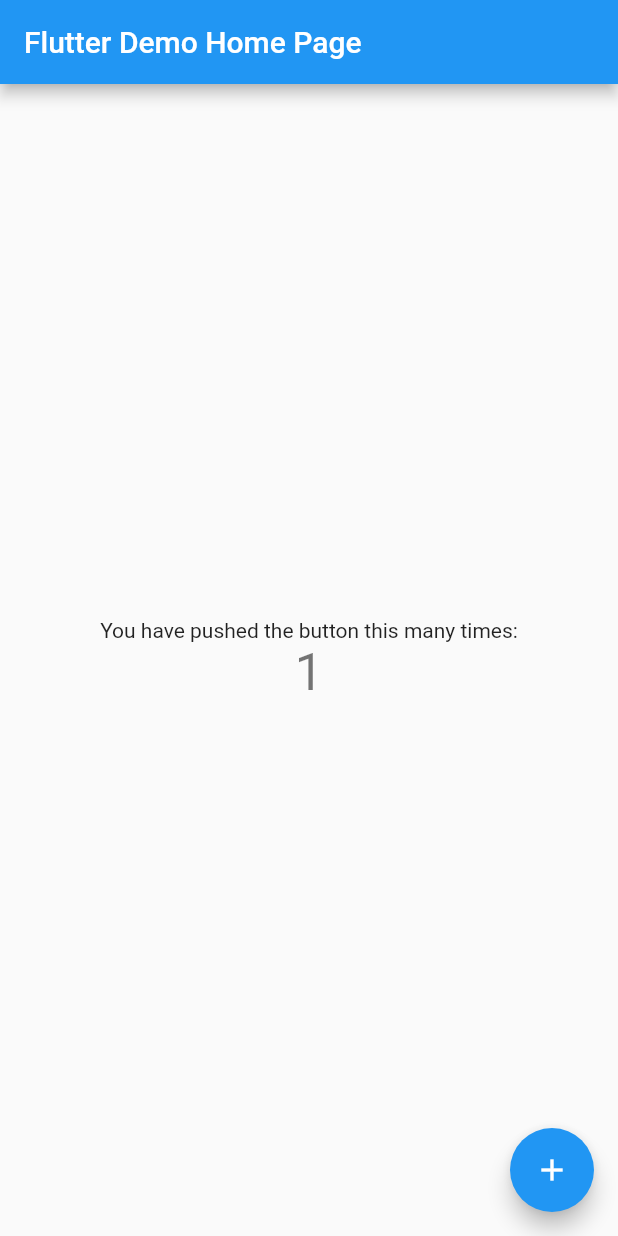
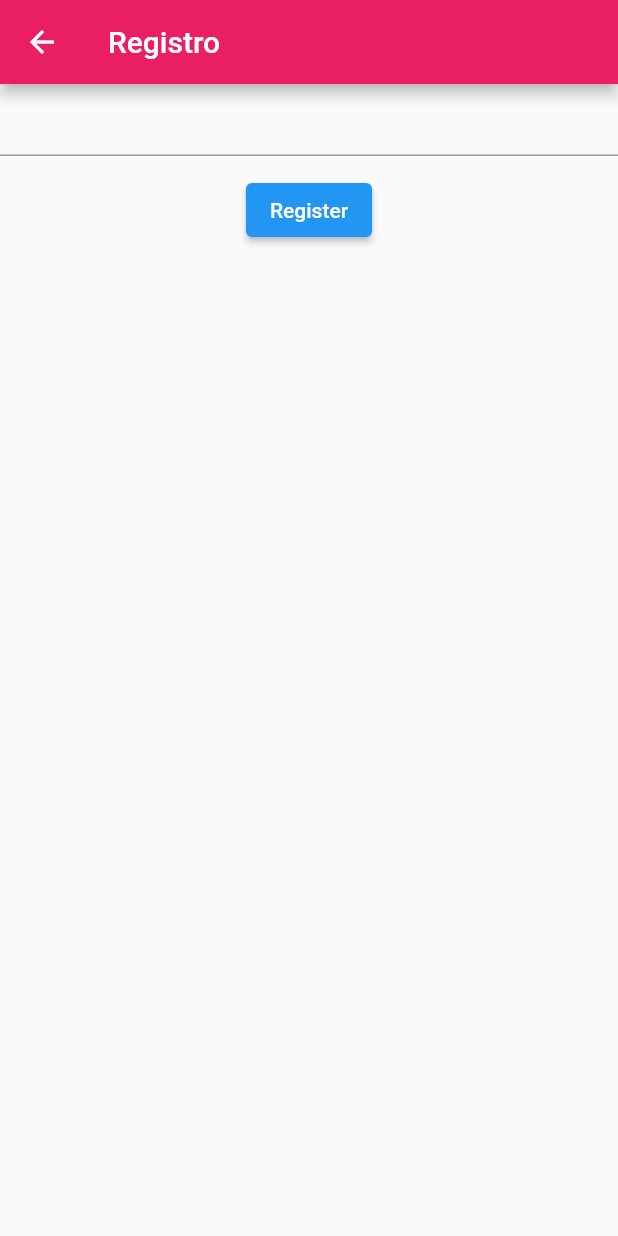
Before and after one commit to soniaja19/codigo_states2, a Flutter app: the screen it shows after launch, after a tap on the "add" icon, on a phone screen of 412 x 824 dp. Run offline on Flutter 3.47's test engine with Material 2 defaults, Android fonts, the phone set to English and light mode, and no system bars.

Commit message:
Elementos base para iniciar

```diff
--- a/lib/main.dart
+++ b/lib/main.dart
@@ -1,3 +1,4 @@
+import 'package:codigo_states2/pages/home_page.dart';
 import 'package:flutter/material.dart';
 
 void main() {
@@ -7,109 +8,11 @@ void main() {
 class MyApp extends StatelessWidget {
   const MyApp({super.key});
 
-  // This widget is the root of your application.
   @override
   Widget build(BuildContext context) {
-    return MaterialApp(
-      title: 'Flutter Demo',
-      theme: ThemeData(
-        // This is the theme of your application.
-        //
-        // Try running your application with "flutter run". You'll see the
-        // application has a blue toolbar. Then, without quitting the app, try
-        // changing the primarySwatch below to Colors.green and then invoke
-        // "hot reload" (press "r" in the console where you ran "flutter run",
-        // or simply save your changes to "hot reload" in a Flutter IDE).
-        // Notice that the counter didn't reset back to zero; the application
-        // is not restarted.
-        primarySwatch: Colors.blue,
-      ),
-      home: const MyHomePage(title: 'Flutter Demo Home Page'),
+    return const MaterialApp(
+      title: "States App",
+      home: HomePage(),
     );
   }
 }
-
-class MyHomePage extends StatefulWidget {
-  const MyHomePage({super.key, required this.title});
-
-  // This widget is the home page of your application. It is stateful, meaning
-  // that it has a State object (defined below) that contains fields that affect
-  // how it looks.
-
-  // This class is the configuration for the state. It holds the values (in this
-  // case the title) provided by the parent (in this case the App widget) and
-  // used by the build method of the State. Fields in a Widget subclass are
-  // always marked "final".
-
-  final String title;
-
-  @override
-  State<MyHomePage> createState() => _MyHomePageState();
-}
-
-class _MyHomePageState extends State<MyHomePage> {
-  int _counter = 0;
-
-  void _incrementCounter() {
-    setState(() {
-      // This call to setState tells the Flutter framework that something has
-      // changed in this State, which causes it to rerun the build method below
-      // so that the display can reflect the updated values. If we changed
-      // _counter without calling setState(), then the build method would not be
-      // called again, and so nothing would appear to happen.
-      _counter++;
-    });
-  }
-
-  @override
-  Widget build(BuildContext context) {
-    // This method is rerun every time setState is called, for instance as done
-    // by the _incrementCounter method above.
-    //
-    // The Flutter framework has been optimized to make rerunning build methods
-    // fast, so that you can just rebuild anything that needs updating rather
-    // than having to individually change instances of widgets.
-    return Scaffold(
-      appBar: AppBar(
-        // Here we take the value from the MyHomePage object that was created by
-        // the App.build method, and use it to set our appbar title.
-        title: Text(widget.title),
-      ),
-      body: Center(
-        // Center is a layout widget. It takes a single child and positions it
-        // in the middle of the parent.
-        child: Column(
-          // Column is also a layout widget. It takes a list of children and
-          // arranges them vertically. By default, it sizes itself to fit its
-          // children horizontally, and tries to be as tall as its parent.
-          //
-          // Invoke "debug painting" (press "p" in the console, choose the
-          // "Toggle Debug Paint" action from the Flutter Inspector in Android
-          // Studio, or the "Toggle Debug Paint" command in Visual Studio Code)
-          // to see the wireframe for each widget.
-          //
-          // Column has various properties to control how it sizes itself and
-          // how it positions its children. Here we use mainAxisAlignment to
-          // center the children vertically; the main axis here is the vertical
-          // axis because Columns are vertical (the cross axis would be
-          // horizontal).
-          mainAxisAlignment: MainAxisAlignment.center,
-          children: <Widget>[
-            const Text(
-              'You have pushed the button this many times:',
-            ),
-            Text(
-              '$_counter',
-              style: Theme.of(context).textTheme.headline4,
-            ),
-          ],
-        ),
-      ),
-      floatingActionButton: FloatingActionButton(
-        onPressed: _incrementCounter,
-        tooltip: 'Increment',
-        child: const Icon(Icons.add),
-      ), // This trailing comma makes auto-formatting nicer for build methods.
-    );
-  }
-}
--- /dev/null
+++ b/lib/pages/home_page.dart
@@ -0,0 +1,35 @@
+import 'package:codigo_states2/pages/register_page.dart';
+import 'package:flutter/material.dart';
+
+class HomePage extends StatelessWidget {
+  const HomePage({super.key});
+
+  @override
+  Widget build(BuildContext context) {
+    return Scaffold(
+      appBar: AppBar(
+        backgroundColor: Colors.indigo,
+        title: const Text("Listado de items"),
+      ),
+      floatingActionButton: FloatingActionButton(
+        onPressed: () {
+          Navigator.push(context,
+              MaterialPageRoute(builder: (context) => const RegisterPage()));
+        },
+        child: const Icon(Icons.add),
+      ),
+      body: ListView(
+        children: const [
+          ListTile(
+            title: Text("Nombre del item"),
+            subtitle: Text("Descripciòn del item"),
+          ),
+          ListTile(
+            title: Text("Nombre del item"),
+            subtitle: Text("Descripciòn del item"),
+          ),
+        ],
+      ),
+    );
+  }
+}
--- /dev/null
+++ b/lib/pages/register_page.dart
@@ -0,0 +1,27 @@
+import 'package:flutter/material.dart';
+
+class RegisterPage extends StatelessWidget {
+  const RegisterPage({super.key});
+
+  @override
+  Widget build(BuildContext context) {
+    return Scaffold(
+      appBar: AppBar(
+        backgroundColor: Colors.pink,
+        title: const Text("Registro"),
+      ),
+      body: Column(
+        children: [
+          const TextField(),
+          const SizedBox(
+            height: 12.0,
+          ),
+          ElevatedButton(
+            onPressed: () {},
+            child: const Text("Register"),
+          ),
+        ],
+      ),
+    );
+  }
+}
```
